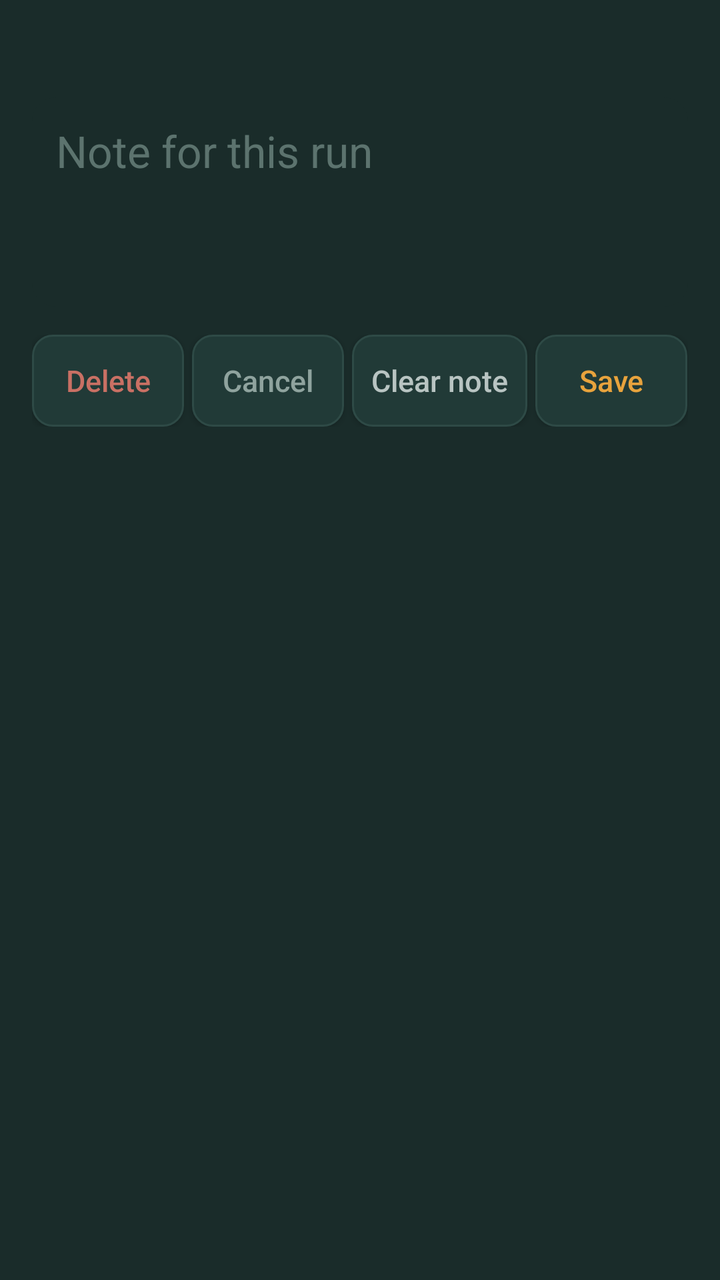
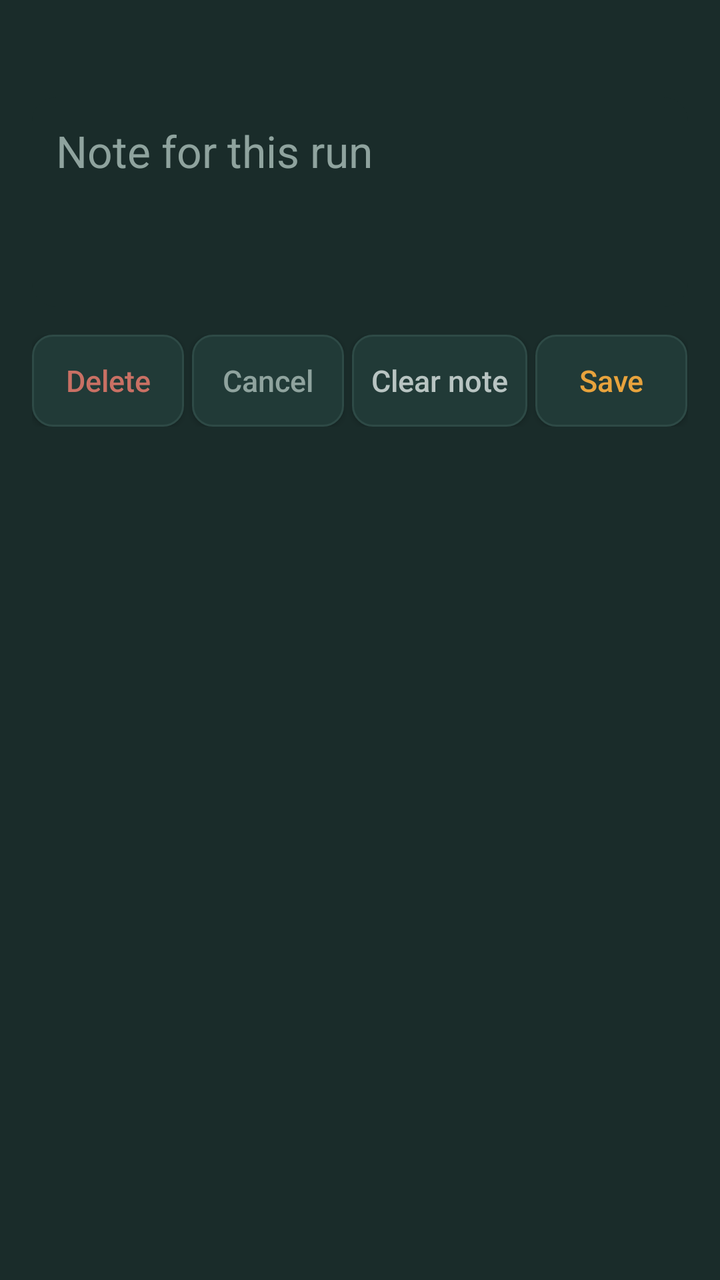

An Android layout rendered at two revisions. The XML below is the earlier revision; the diff shows what the commit changed to produce the second picture.
<!-- AndroidManifest.xml: application theme Theme.FocusLedger -->
<!-- res/layout/dialog_note_edit.xml -->
<?xml version="1.0" encoding="utf-8"?>
<LinearLayout xmlns:android="http://schemas.android.com/apk/res/android"
    android:layout_width="match_parent"
    android:layout_height="wrap_content"
    android:orientation="vertical"
    android:background="#1A2C2A"
    android:padding="16dp">

    <TextView
        android:id="@+id/noteWhen"
        android:layout_width="match_parent"
        android:layout_height="wrap_content"
        android:textColor="#E8A33D"
        android:fontFamily="monospace"
        android:textSize="17sp"
        android:layout_marginBottom="10dp" />

    <EditText
        android:id="@+id/noteInput"
        android:layout_width="match_parent"
        android:layout_height="wrap_content"
        android:minLines="3"
        android:gravity="top|start"
        android:inputType="textMultiLine|textCapSentences"
        android:textColor="#F1EDE3"
        android:textColorHint="#5C736E"
        android:textSize="22sp"
        android:padding="12dp"
        android:background="@drawable/bg_row_track"
        android:hint="Note for this run" />

    
    <LinearLayout
        android:layout_width="match_parent"
        android:layout_height="wrap_content"
        android:orientation="horizontal"
        android:layout_marginTop="14dp">

        <Button
            android:id="@+id/noteDelete"
            android:layout_width="0dp"
            android:layout_weight="1"
            android:layout_height="46dp"
            android:layout_marginEnd="4dp"
            android:text="Delete"
            android:textAllCaps="false"
            android:textColor="#C97064"
            android:textSize="15sp"
            android:padding="0dp"
            android:background="@drawable/bg_button_small" />

        <Button
            android:id="@+id/noteCancel"
            android:layout_width="0dp"
            android:layout_weight="1"
            android:layout_height="46dp"
            android:layout_marginEnd="4dp"
            android:text="Cancel"
            android:textAllCaps="false"
            android:textColor="#8FA39E"
            android:textSize="15sp"
            android:padding="0dp"
            android:background="@drawable/bg_button_small" />

        <Button
            android:id="@+id/noteClear"
            android:layout_width="0dp"
            android:layout_weight="1.15"
            android:layout_height="46dp"
            android:layout_marginEnd="4dp"
            android:text="Clear note"
            android:textAllCaps="false"
            android:textColor="#B8C4C2"
            android:textSize="15sp"
            android:padding="0dp"
            android:background="@drawable/bg_button_small" />

        <Button
            android:id="@+id/noteSave"
            android:layout_width="0dp"
            android:layout_weight="1"
            android:layout_height="46dp"
            android:text="Save"
            android:textAllCaps="false"
            android:textColor="#E8A33D"
            android:textSize="15sp"
            android:padding="0dp"
            android:background="@drawable/bg_button_small" />
    </LinearLayout>

</LinearLayout>
<!-- resources referenced by this layout -->
<resources>
  <!-- drawable bg_button_small (drawable) -->
  <?xml version="1.0" encoding="utf-8"?>
  <shape xmlns:android="http://schemas.android.com/apk/res/android" android:shape="rectangle">
      <solid android:color="#213A37" />
      <corners android:radius="10dp" />
      <stroke android:width="1dp" android:color="#2E4A46" />
  </shape>
  <!-- drawable bg_row_track (drawable) -->
  <?xml version="1.0" encoding="utf-8"?>
  <shape xmlns:android="http://schemas.android.com/apk/res/android" android:shape="rectangle">
      <solid android:color="#1A2C2A" />
      <corners android:radius="12dp" />
  </shape>
  <style name="Theme.FocusLedger" parent="Theme.AppCompat.DayNight.NoActionBar">
          <item name="colorPrimary">#E8A33D</item>
          <item name="colorPrimaryDark">#12201F</item>
          <item name="colorAccent">#6FAFC4</item>
          <item name="android:windowBackground">#12201F</item>
      </style>
</resources>

<!-- the commit's change to res/layout/dialog_note_edit.xml (unified diff, before → after) -->
@@ -23,7 +23,7 @@
         android:gravity="top|start"
         android:inputType="textMultiLine|textCapSentences"
         android:textColor="#F1EDE3"
-        android:textColorHint="#5C736E"
+        android:textColorHint="#8FA39E"
         android:textSize="22sp"
         android:padding="12dp"
         android:background="@drawable/bg_row_track"
